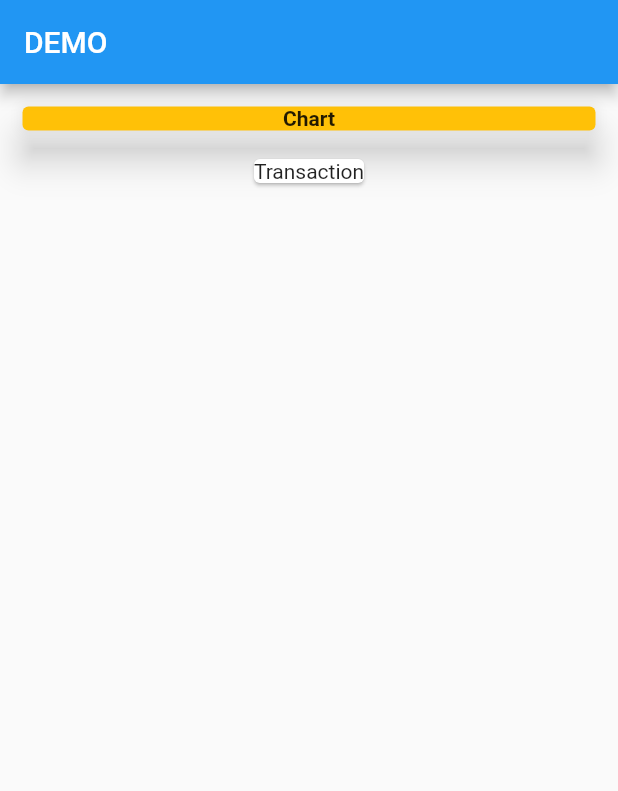
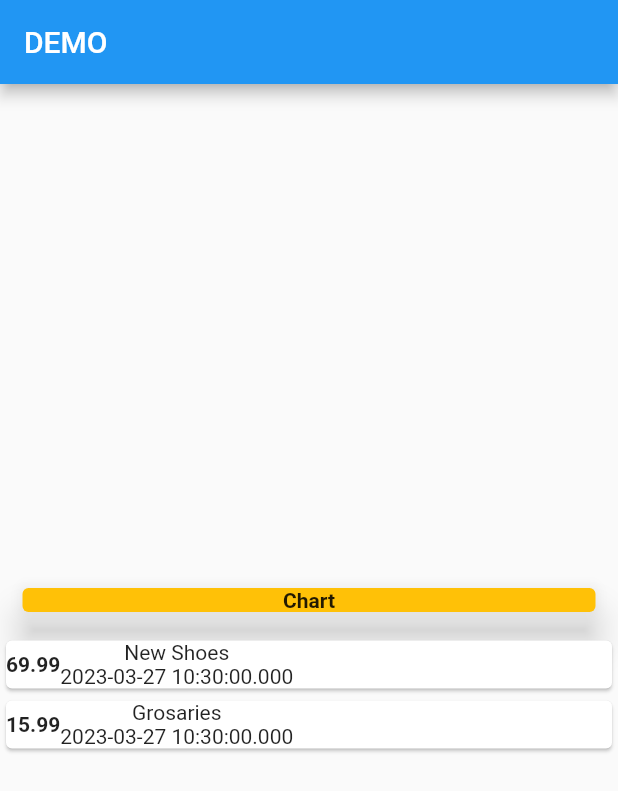
Before and after one commit to SayedTahsin/WalletWatcher, a Flutter app: the screen it shows after launch, on a phone screen of 412 x 824 dp. Shown: the top 791 px of the screen. Run offline on Flutter 3.47's test engine with Material 2 defaults, Android fonts, the phone set to English and light mode, and no system bars.

Commit message:
Transaction Design

```diff
--- a/lib/main.dart
+++ b/lib/main.dart
@@ -28,7 +28,7 @@ class MyHomePage extends StatefulWidget {
 class _MyHomePageState extends State<MyHomePage> {
   final List<Transaction> transactions = [
     Transaction('t1', 'New Shoes', 69.99, DateTime.now()),
-    Transaction('t2', 'Weekly Grosaries', 15.99, DateTime.now())
+    Transaction('t2', 'Grosaries', 15.99, DateTime.now())
   ];
 
   @override
@@ -38,7 +38,7 @@ class _MyHomePageState extends State<MyHomePage> {
         title: Text("DEMO"),
       ),
       body: Column(
-        // mainAxisAlignment: MainAxisAlignment.center,
+        mainAxisAlignment: MainAxisAlignment.center,
         // crossAxisAlignment: CrossAxisAlignment.stretch,
         children: [
           Container(
@@ -55,9 +55,28 @@ class _MyHomePageState extends State<MyHomePage> {
               ),
             ),
           ),
-          Card(
-            child: Text("Transaction"),
-          ),
+          Column(
+            children: transactions.map((e) {
+              return Card(
+                child: Row(
+                  children: [
+                    Container(
+                      child: Text(
+                        e.amount.toString(),
+                        style: TextStyle(fontWeight: FontWeight.bold),
+                      ),
+                    ),
+                    Column(
+                      children: [
+                        Text(e.title),
+                        Text(e.dateTime.toString()),
+                      ],
+                    ),
+                  ],
+                ),
+              );
+            }).toList(),
+          )
         ],
       ),
     );
```
